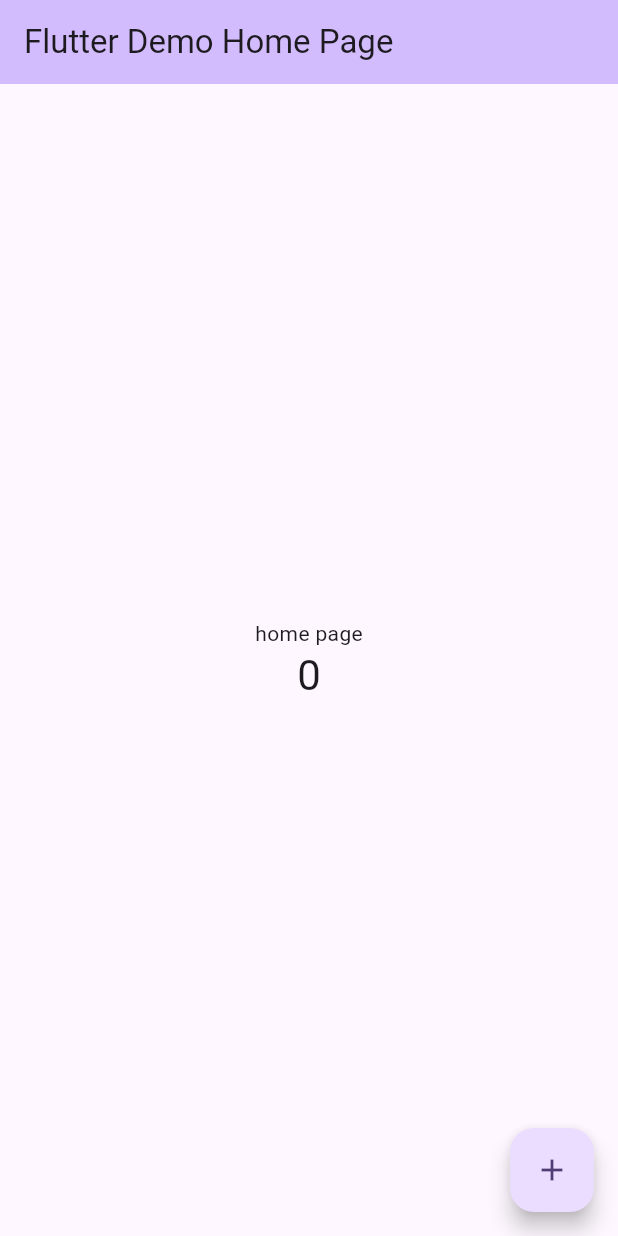
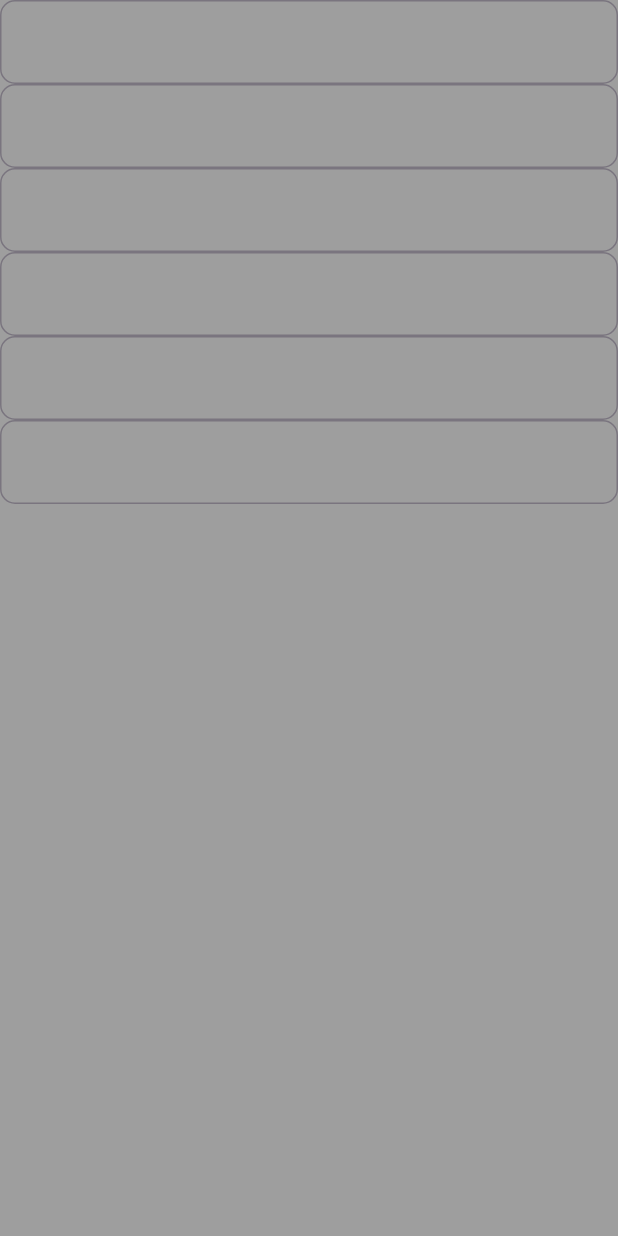
Before and after one commit to mpatelji/meadia_quiry_flutter, a Flutter app: the screen it shows after launch, on a phone screen of 412 x 824 dp. Run offline on Flutter 3.47's test engine with Material 3 defaults, Android fonts, the phone set to English and light mode, and no system bars.

Commit message:
Change the title in app

```diff
--- a/meadia_quiry_flutter/lib/main.dart
+++ b/meadia_quiry_flutter/lib/main.dart
@@ -1,3 +1,107 @@
+// import 'package:flutter/material.dart';
+//
+// void main() {
+//   runApp(const MyApp());
+// }
+//
+// class MyApp extends StatelessWidget {
+//   const MyApp({super.key});
+//
+//   @override
+//   Widget build(BuildContext context) {
+//     return MaterialApp(
+//       debugShowCheckedModeBanner: false,
+//       title: 'Flutter Demo',
+//       theme: ThemeData(
+//         colorScheme: ColorScheme.fromSeed(seedColor: Colors.deepPurple),
+//         useMaterial3: true,
+//       ),
+//       home: const MyHomePage(title: 'Flutter Demo Home Page'),
+//     );
+//   }
+// }
+//
+// class MyHomePage extends StatefulWidget {
+//   const MyHomePage({super.key, required this.title});
+//
+//   final String title;
+//
+//   @override
+//   State<MyHomePage> createState() => _MyHomePageState();
+// }
+//
+// class _MyHomePageState extends State<MyHomePage> {
+//
+//   @override
+//   Widget build(BuildContext context) {
+//     var screenWidth =MediaQuery.of(context).size.width;
+//     var screenHeight =MediaQuery.of(context).size.height;
+//     return  Scaffold(
+//       body: screenWidth>=467 ? tabletHomePage(screenWidth,screenHeight ) : phoneHomePage(screenWidth, screenHeight)// else part
+//
+//     );
+//   }
+//
+//   Widget tabletHomePage(double screenWidth, double screenHeight,){
+//     return
+//     ListView(
+//        children: [
+//          Container(
+//            color: Colors.blueGrey,
+//          child:TextField(
+//            decoration: InputDecoration(
+//              border: OutlineInputBorder(
+//                borderRadius: BorderRadius.circular(10),
+//
+//              ),
+//              hintText: "Name"
+//            ),
+//          ),
+//          ),
+//       Container(height: screenHeight, color: Colors.green, child: Text("Tablet or laptop"),)
+//
+//     ],
+//     );
+//
+//   }
+//   Widget phoneHomePage(double screenWidth, double screenHeight,){
+//     return Container(height: screenHeight,width: screenWidth, color: Colors.grey,child: Text("Phone"));
+//   }
+// }
+
+
+
+
+
+
+
+
+
+
+
+
+
+
+
+
+
+
+
+
+
+
+
+
+
+
+
+
+
+
+
+
+
+
 import 'package:flutter/material.dart';
 
 void main() {
@@ -10,12 +114,13 @@ class MyApp extends StatelessWidget {
   @override
   Widget build(BuildContext context) {
     return MaterialApp(
+      debugShowCheckedModeBanner: false,
       title: 'Flutter Demo',
       theme: ThemeData(
         colorScheme: ColorScheme.fromSeed(seedColor: Colors.deepPurple),
         useMaterial3: true,
       ),
-      home: const MyHomePage(title: 'Flutter Demo Home Page'),
+      home:  MyHomePage(title: 'Madhu Paatel'),
     );
   }
 }
@@ -30,45 +135,51 @@ class MyHomePage extends StatefulWidget {
 }
 
 class _MyHomePageState extends State<MyHomePage> {
-  int _counter = 0;
-
-  void _incrementCounter() {
-    setState(() {
-      _counter++;
-    });
-  }
 
   @override
   Widget build(BuildContext context) {
+    var screenWidth =MediaQuery.of(context).size.width;
+    var screenHeight =MediaQuery.of(context).size.height;
+    return  Scaffold(
+        body: screenWidth>=467 ? tabletHomePage(screenWidth,screenHeight ) : phoneHomePage(screenWidth, screenHeight)// else part
 
-    return Scaffold(
-      appBar: AppBar(
+    );
+  }
 
-        backgroundColor: Theme.of(context).colorScheme.inversePrimary,
+  Widget tabletHomePage(double screenWidth, double screenHeight,){
+    return Container(
+            // width: 400,
+            // height: 200,
 
-        title: Text(widget.title),
-      ),
-      body: Center(
 
-        child: Column(
+            child:GridView.count(crossAxisCount: 2,
+            children: [
+              TextField(decoration:InputDecoration(border: OutlineInputBorder(borderRadius: BorderRadius.circular(10))) ,),
+              TextField(decoration:InputDecoration(border: OutlineInputBorder(borderRadius: BorderRadius.circular(10))) ,),
+              TextField(decoration:InputDecoration(border: OutlineInputBorder(borderRadius: BorderRadius.circular(10))) ,),
+              TextField(decoration:InputDecoration(border: OutlineInputBorder(borderRadius: BorderRadius.circular(10))) ,),
+              TextField(decoration:InputDecoration(border: OutlineInputBorder(borderRadius: BorderRadius.circular(10))) ,),
+              TextField(decoration:InputDecoration(border: OutlineInputBorder(borderRadius: BorderRadius.circular(10))) ,),
 
-          mainAxisAlignment: MainAxisAlignment.center,
-          children: <Widget>[
-            const Text(
-              'home page',
-            ),
-            Text(
-              '$_counter',
-              style: Theme.of(context).textTheme.headlineMedium,
-            ),
-          ],
-        ),
-      ),
-      floatingActionButton: FloatingActionButton(
-        onPressed: _incrementCounter,
-        tooltip: 'Increment',
-        child: const Icon(Icons.add),
-      ), // This trailing comma makes auto-formatting nicer for build methods.
+            ]),
+
+
+      );
+
+  }
+  Widget phoneHomePage(double screenWidth, double screenHeight,){
+    return Container(height: screenHeight,width: screenWidth, color: Colors.grey,child:Column(
+      children: [
+        TextField(decoration:InputDecoration(border: OutlineInputBorder(borderRadius: BorderRadius.circular(10))) ,),
+        TextField(decoration:InputDecoration(border: OutlineInputBorder(borderRadius: BorderRadius.circular(10))) ,),
+        TextField(decoration:InputDecoration(border: OutlineInputBorder(borderRadius: BorderRadius.circular(10))) ,),
+        TextField(decoration:InputDecoration(border: OutlineInputBorder(borderRadius: BorderRadius.circular(10))) ,),
+        TextField(decoration:InputDecoration(border: OutlineInputBorder(borderRadius: BorderRadius.circular(10))) ,),
+        TextField(decoration:InputDecoration(border: OutlineInputBorder(borderRadius: BorderRadius.circular(10))) ,),
+      ],
+
+    ),
+
     );
   }
 }
```
